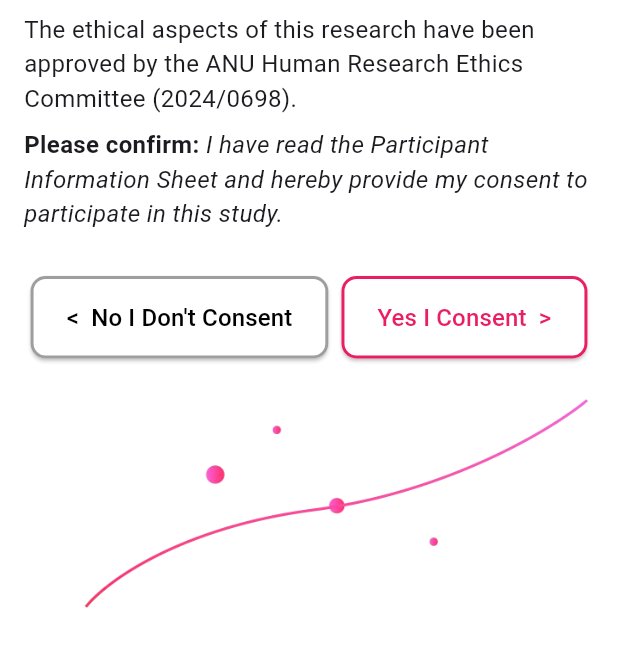
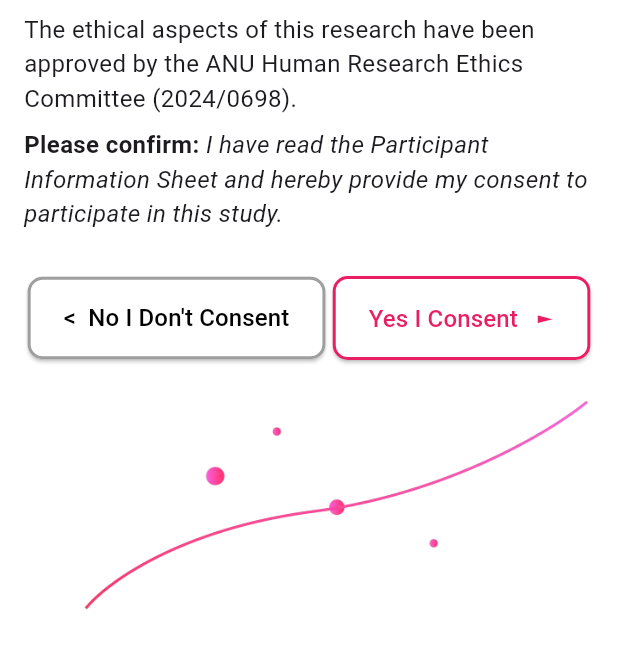
Before and after one commit to anusii/msfatigue, a Flutter app: the ConsentScreen screen opened directly, on a phone screen of 412 x 824 dp, the part 312-981 px from its top. Run offline on Flutter 3.47's test engine with Material 3 defaults, Android fonts, the phone set to English and light mode, and no system bars; drawn by our look-alikes of flutter_markdown; our stand-ins replace equatable, flutter_bloc, gap, package_info_plus, shared_preferences, universal_io; missing offline and left inert: markdown_tooltip, rdflib, solidpod, window_manager; accounts and stored records are empty.

Commit message:
Add arrow.

```diff
--- a/lib/questionnaire/consent.dart
+++ b/lib/questionnaire/consent.dart
@@ -186,7 +186,7 @@ class _ConsentScreenState extends State<ConsentScreen> {
                     ),
                   ),
                   child: const Text(
-                    "Yes I Consent  >",
+                    "Yes I Consent   ►",
                     style: TextStyle(fontSize: 16, color: Colors.pink),
                   ),
                 ),
```
